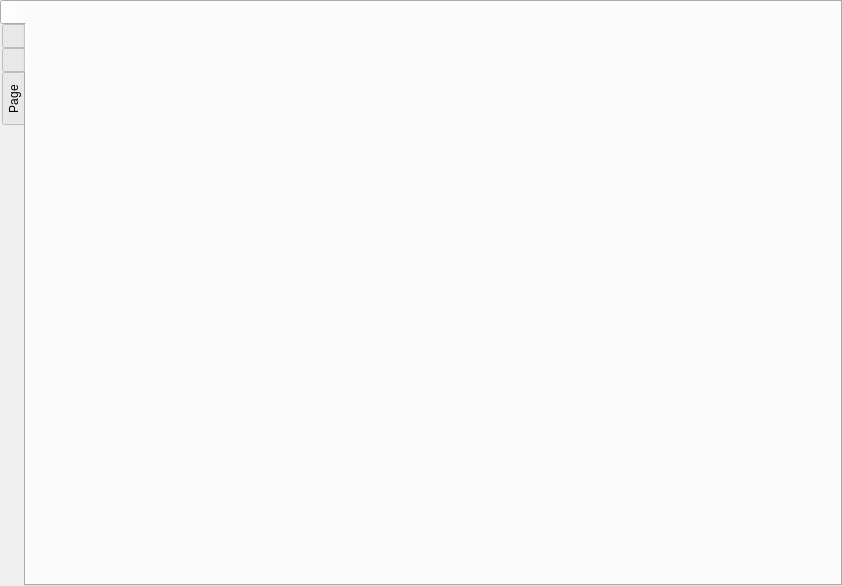
Before: the Qt Designer form mainwindow.ui in Zelgunn/Incarnation-Editor, drawn with Qt 5.
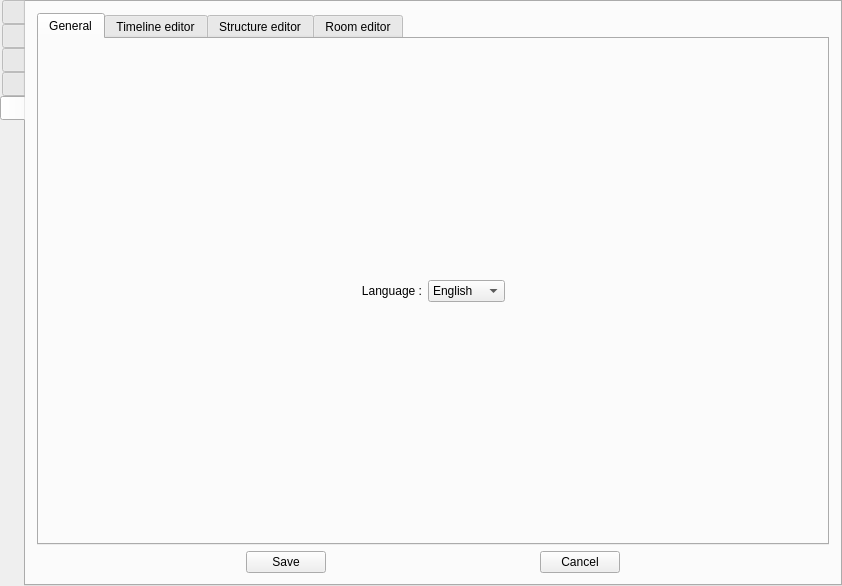
After: the same form once the commit is applied. Icons and pictures are not drawn.

```diff
--- a/mainwindow.ui
+++ b/mainwindow.ui
@@ -41,7 +41,7 @@
          <enum>QTabWidget::West</enum>
         </property>
         <property name="currentIndex">
-         <number>0</number>
+         <number>4</number>
         </property>
         <property name="iconSize">
          <size>
@@ -102,7 +102,10 @@
         </widget>
         <widget class="QWidget" name="roomTab">
          <attribute name="title">
-          <string>Page</string>
+          <string/>
+         </attribute>
+         <attribute name="toolTip">
+          <string>Room editor</string>
          </attribute>
          <layout class="QGridLayout" name="gridLayout_2">
           <item row="0" column="0">
@@ -110,6 +113,172 @@
           </item>
          </layout>
         </widget>
+        <widget class="QWidget" name="settingsTab">
+         <attribute name="icon">
+          <iconset resource="images.qrc">
+           <normaloff>:/icons/icons/Settings.png</normaloff>:/icons/icons/Settings.png</iconset>
+         </attribute>
+         <attribute name="title">
+          <string notr="true"/>
+         </attribute>
+         <attribute name="toolTip">
+          <string>Settings</string>
+         </attribute>
+         <layout class="QGridLayout" name="gridLayout_3">
+          <item row="0" column="1">
+           <layout class="QGridLayout" name="settingsTabLayout">
+            <item row="1" column="0">
+             <spacer name="horizontalSpacer_2">
+              <property name="orientation">
+               <enum>Qt::Horizontal</enum>
+              </property>
+              <property name="sizeHint" stdset="0">
+               <size>
+                <width>40</width>
+                <height>20</height>
+               </size>
+              </property>
+             </spacer>
+            </item>
+            <item row="1" column="4">
+             <spacer name="horizontalSpacer_3">
+              <property name="orientation">
+               <enum>Qt::Horizontal</enum>
+              </property>
+              <property name="sizeHint" stdset="0">
+               <size>
+                <width>40</width>
+                <height>20</height>
+               </size>
+              </property>
+             </spacer>
+            </item>
+            <item row="1" column="1">
+             <widget class="QPushButton" name="settingsSaveButton">
+              <property name="text">
+               <string>Save</string>
+              </property>
+             </widget>
+            </item>
+            <item row="1" column="2">
+             <spacer name="horizontalSpacer">
+              <property name="orientation">
+               <enum>Qt::Horizontal</enum>
+              </property>
+              <property name="sizeHint" stdset="0">
+               <size>
+                <width>40</width>
+                <height>20</height>
+               </size>
+              </property>
+             </spacer>
+            </item>
+            <item row="1" column="3">
+             <widget class="QPushButton" name="settingsCancelButton">
+              <property name="text">
+               <string>Cancel</string>
+              </property>
+             </widget>
+            </item>
+            <item row="0" column="0" colspan="5">
+             <widget class="QTabWidget" name="settingsTabsWidget">
+              <property name="currentIndex">
+               <number>0</number>
+              </property>
+              <widget class="QWidget" name="generalSettingsTab">
+               <attribute name="title">
+                <string>General</string>
+               </attribute>
+               <layout class="QGridLayout" name="gridLayout_5">
+                <item row="0" column="0">
+                 <layout class="QGridLayout" name="generalSettingsTabLayout">
+                  <item row="0" column="2">
+                   <widget class="QComboBox" name="userLanguageComboBox">
+                    <property name="sizePolicy">
+                     <sizepolicy hsizetype="Preferred" vsizetype="Fixed">
+                      <horstretch>0</horstretch>
+                      <verstretch>0</verstretch>
+                     </sizepolicy>
+                    </property>
+                    <property name="currentText">
+                     <string notr="true">English</string>
+                    </property>
+                    <item>
+                     <property name="text">
+                      <string notr="true">English</string>
+                     </property>
+                    </item>
+                    <item>
+                     <property name="text">
+                      <string notr="true">Français</string>
+                     </property>
+                    </item>
+                   </widget>
+                  </item>
+                  <item row="0" column="1">
+                   <widget class="QLabel" name="userLanguageLabel">
+                    <property name="text">
+                     <string>Language :</string>
+                    </property>
+                    <property name="alignment">
+                     <set>Qt::AlignRight|Qt::AlignTrailing|Qt::AlignVCenter</set>
+                    </property>
+                    <property name="margin">
+                     <number>2</number>
+                    </property>
+                   </widget>
+                  </item>
+                  <item row="0" column="0">
+                   <spacer name="horizontalSpacer_4">
+                    <property name="orientation">
+                     <enum>Qt::Horizontal</enum>
+                    </property>
+                    <property name="sizeHint" stdset="0">
+                     <size>
+                      <width>40</width>
+                      <height>20</height>
+                     </size>
+                    </property>
+                   </spacer>
+                  </item>
+                  <item row="0" column="3">
+                   <spacer name="horizontalSpacer_5">
+                    <property name="orientation">
+                     <enum>Qt::Horizontal</enum>
+                    </property>
+                    <property name="sizeHint" stdset="0">
+                     <size>
+                      <width>40</width>
+                      <height>20</height>
+                     </size>
+                    </property>
+                   </spacer>
+                  </item>
+                 </layout>
+                </item>
+               </layout>
+              </widget>
+              <widget class="QWidget" name="timelineEditorSettingsTab">
+               <attribute name="title">
+                <string>Timeline editor</string>
+               </attribute>
+              </widget>
+              <widget class="QWidget" name="structureEditorSettingsTab">
+               <attribute name="title">
+                <string>Structure editor</string>
+               </attribute>
+              </widget>
+              <widget class="QWidget" name="roomEditorSettingsTab">
+               <attribute name="title">
+                <string>Room editor</string>
+               </attribute>
+              </widget>
+             </widget>
+            </item>
+           </layout>
+          </item>
+         </layout>
+        </widget>
        </widget>
       </item>
      </layout>
```
Left out of the diff: 14 changed lines with no effect on the pictures.
